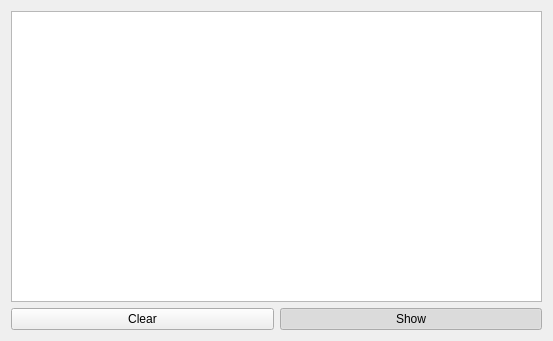
First picture: the form in QT/myo-drone/gui/CommandDebugWindow.ui, repository ADCSP/DrohnenSteuerung, before the edit.
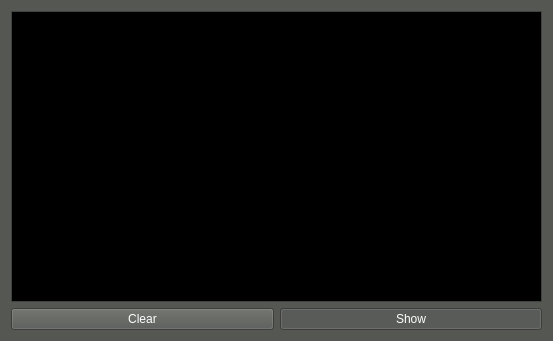
Second picture: the form after the edit.

Patch:
```diff
--- a/QT/myo-drone/gui/CommandDebugWindow.ui
+++ b/QT/myo-drone/gui/CommandDebugWindow.ui
@@ -10,6 +10,421 @@
     <height>341</height>
    </rect>
   </property>
+  <property name="palette">
+   <palette>
+    <active>
+     <colorrole role="WindowText">
+      <brush brushstyle="SolidPattern">
+       <color alpha="255">
+        <red>255</red>
+        <green>255</green>
+        <blue>255</blue>
+       </color>
+      </brush>
+     </colorrole>
+     <colorrole role="Button">
+      <brush brushstyle="SolidPattern">
+       <color alpha="255">
+        <red>85</red>
+        <green>87</green>
+        <blue>83</blue>
+       </color>
+      </brush>
+     </colorrole>
+     <colorrole role="Light">
+      <brush brushstyle="SolidPattern">
+       <color alpha="255">
+        <red>127</red>
+        <green>131</green>
+        <blue>124</blue>
+       </color>
+      </brush>
+     </colorrole>
+     <colorrole role="Midlight">
+      <brush brushstyle="SolidPattern">
+       <color alpha="255">
+        <red>106</red>
+        <green>109</green>
+        <blue>103</blue>
+       </color>
+      </brush>
+     </colorrole>
+     <colorrole role="Dark">
+      <brush brushstyle="SolidPattern">
+       <color alpha="255">
+        <red>42</red>
+        <green>43</green>
+        <blue>41</blue>
+       </color>
+      </brush>
+     </colorrole>
+     <colorrole role="Mid">
+      <brush brushstyle="SolidPattern">
+       <color alpha="255">
+        <red>56</red>
+        <green>58</green>
+        <blue>55</blue>
+       </color>
+      </brush>
+     </colorrole>
+     <colorrole role="Text">
+      <brush brushstyle="SolidPattern">
+       <color alpha="255">
+        <red>255</red>
+        <green>255</green>
+        <blue>255</blue>
+       </color>
+      </brush>
+     </colorrole>
+     <colorrole role="BrightText">
+      <brush brushstyle="SolidPattern">
+       <color alpha="255">
+        <red>255</red>
+        <green>255</green>
+        <blue>255</blue>
+       </color>
+      </brush>
+     </colorrole>
+     <colorrole role="ButtonText">
+      <brush brushstyle="SolidPattern">
+       <color alpha="255">
+        <red>255</red>
+        <green>255</green>
+        <blue>255</blue>
+       </color>
+      </brush>
+     </colorrole>
+     <colorrole role="Base">
+      <brush brushstyle="SolidPattern">
+       <color alpha="255">
+        <red>0</red>
+        <green>0</green>
+        <blue>0</blue>
+       </color>
+      </brush>
+     </colorrole>
+     <colorrole role="Window">
+      <brush brushstyle="SolidPattern">
+       <color alpha="255">
+        <red>85</red>
+        <green>87</green>
+        <blue>83</blue>
+       </color>
+      </brush>
+     </colorrole>
+     <colorrole role="Shadow">
+      <brush brushstyle="SolidPattern">
+       <color alpha="255">
+        <red>0</red>
+        <green>0</green>
+        <blue>0</blue>
+       </color>
+      </brush>
+     </colorrole>
+     <colorrole role="AlternateBase">
+      <brush brushstyle="SolidPattern">
+       <color alpha="255">
+        <red>42</red>
+        <green>43</green>
+        <blue>41</blue>
+       </color>
+      </brush>
+     </colorrole>
+     <colorrole role="ToolTipBase">
+      <brush brushstyle="SolidPattern">
+       <color alpha="255">
+        <red>255</red>
+        <green>255</green>
+        <blue>220</blue>
+       </color>
+      </brush>
+     </colorrole>
+     <colorrole role="ToolTipText">
+      <brush brushstyle="SolidPattern">
+       <color alpha="255">
+        <red>0</red>
+        <green>0</green>
+        <blue>0</blue>
+       </color>
+      </brush>
+     </colorrole>
+    </active>
+    <inactive>
+     <colorrole role="WindowText">
+      <brush brushstyle="SolidPattern">
+       <color alpha="255">
+        <red>255</red>
+        <green>255</green>
+        <blue>255</blue>
+       </color>
+      </brush>
+     </colorrole>
+     <colorrole role="Button">
+      <brush brushstyle="SolidPattern">
+       <color alpha="255">
+        <red>85</red>
+        <green>87</green>
+        <blue>83</blue>
+       </color>
+      </brush>
+     </colorrole>
+     <colorrole role="Light">
+      <brush brushstyle="SolidPattern">
+       <color alpha="255">
+        <red>127</red>
+        <green>131</green>
+        <blue>124</blue>
+       </color>
+      </brush>
+     </colorrole>
+     <colorrole role="Midlight">
+      <brush brushstyle="SolidPattern">
+       <color alpha="255">
+        <red>106</red>
+        <green>109</green>
+        <blue>103</blue>
+       </color>
+      </brush>
+     </colorrole>
+     <colorrole role="Dark">
+      <brush brushstyle="SolidPattern">
+       <color alpha="255">
+        <red>42</red>
+        <green>43</green>
+        <blue>41</blue>
+       </color>
+      </brush>
+     </colorrole>
+     <colorrole role="Mid">
+      <brush brushstyle="SolidPattern">
+       <color alpha="255">
+        <red>56</red>
+        <green>58</green>
+        <blue>55</blue>
+       </color>
+      </brush>
+     </colorrole>
+     <colorrole role="Text">
+      <brush brushstyle="SolidPattern">
+       <color alpha="255">
+        <red>255</red>
+        <green>255</green>
+        <blue>255</blue>
+       </color>
+      </brush>
+     </colorrole>
+     <colorrole role="BrightText">
+      <brush brushstyle="SolidPattern">
+       <color alpha="255">
+        <red>255</red>
+        <green>255</green>
+        <blue>255</blue>
+       </color>
+      </brush>
+     </colorrole>
+     <colorrole role="ButtonText">
+      <brush brushstyle="SolidPattern">
+       <color alpha="255">
+        <red>255</red>
+        <green>255</green>
+        <blue>255</blue>
+       </color>
+      </brush>
+     </colorrole>
+     <colorrole role="Base">
+      <brush brushstyle="SolidPattern">
+       <color alpha="255">
+        <red>0</red>
+        <green>0</green>
+        <blue>0</blue>
+       </color>
+      </brush>
+     </colorrole>
+     <colorrole role="Window">
+      <brush brushstyle="SolidPattern">
+       <color alpha="255">
+        <red>85</red>
+        <green>87</green>
+        <blue>83</blue>
+       </color>
+      </brush>
+     </colorrole>
+     <colorrole role="Shadow">
+      <brush brushstyle="SolidPattern">
+       <color alpha="255">
+        <red>0</red>
+        <green>0</green>
+        <blue>0</blue>
+       </color>
+      </brush>
+     </colorrole>
+     <colorrole role="AlternateBase">
+      <brush brushstyle="SolidPattern">
+       <color alpha="255">
+        <red>42</red>
+        <green>43</green>
+        <blue>41</blue>
+       </color>
+      </brush>
+     </colorrole>
+     <colorrole role="ToolTipBase">
+      <brush brushstyle="SolidPattern">
+       <color alpha="255">
+        <red>255</red>
+        <green>255</green>
+        <blue>220</blue>
+       </color>
+      </brush>
+     </colorrole>
+     <colorrole role="ToolTipText">
+      <brush brushstyle="SolidPattern">
+       <color alpha="255">
+        <red>0</red>
+        <green>0</green>
+        <blue>0</blue>
+       </color>
+      </brush>
+     </colorrole>
+    </inactive>
+    <disabled>
+     <colorrole role="WindowText">
+      <brush brushstyle="SolidPattern">
+       <color alpha="255">
+        <red>42</red>
+        <green>43</green>
+        <blue>41</blue>
+       </color>
+      </brush>
+     </colorrole>
+     <colorrole role="Button">
+      <brush brushstyle="SolidPattern">
+       <color alpha="255">
+        <red>85</red>
+        <green>87</green>
+        <blue>83</blue>
+       </color>
+      </brush>
+     </colorrole>
+     <colorrole role="Light">
+      <brush brushstyle="SolidPattern">
+       <color alpha="255">
+        <red>127</red>
+        <green>131</green>
+        <blue>124</blue>
+       </color>
+      </brush>
+     </colorrole>
+     <colorrole role="Midlight">
+      <brush brushstyle="SolidPattern">
+       <color alpha="255">
+        <red>106</red>
+        <green>109</green>
+        <blue>103</blue>
+       </color>
+      </brush>
+     </colorrole>
+     <colorrole role="Dark">
+      <brush brushstyle="SolidPattern">
+       <color alpha="255">
+        <red>42</red>
+        <green>43</green>
+        <blue>41</blue>
+       </color>
+      </brush>
+     </colorrole>
+     <colorrole role="Mid">
+      <brush brushstyle="SolidPattern">
+       <color alpha="255">
+        <red>56</red>
+        <green>58</green>
+        <blue>55</blue>
+       </color>
+      </brush>
+     </colorrole>
+     <colorrole role="Text">
+      <brush brushstyle="SolidPattern">
+       <color alpha="255">
+        <red>42</red>
+        <green>43</green>
+        <blue>41</blue>
+       </color>
+      </brush>
+     </colorrole>
+     <colorrole role="BrightText">
+      <brush brushstyle="SolidPattern">
+       <color alpha="255">
+        <red>255</red>
+        <green>255</green>
+        <blue>255</blue>
+       </color>
+      </brush>
+     </colorrole>
+     <colorrole role="ButtonText">
+      <brush brushstyle="SolidPattern">
+       <color alpha="255">
+        <red>42</red>
+        <green>43</green>
+        <blue>41</blue>
+       </color>
+      </brush>
+     </colorrole>
+     <colorrole role="Base">
+      <brush brushstyle="SolidPattern">
+       <color alpha="255">
+        <red>85</red>
+        <green>87</green>
+        <blue>83</blue>
+       </color>
+      </brush>
+     </colorrole>
+     <colorrole role="Window">
+      <brush brushstyle="SolidPattern">
+       <color alpha="255">
+        <red>85</red>
+        <green>87</green>
+        <blue>83</blue>
+       </color>
+      </brush>
+     </colorrole>
+     <colorrole role="Shadow">
+      <brush brushstyle="SolidPattern">
+       <color alpha="255">
+        <red>0</red>
+        <green>0</green>
+        <blue>0</blue>
+       </color>
+      </brush>
+     </colorrole>
+     <colorrole role="AlternateBase">
+      <brush brushstyle="SolidPattern">
+       <color alpha="255">
+        <red>85</red>
+        <green>87</green>
+        <blue>83</blue>
+       </color>
+      </brush>
+     </colorrole>
+     <colorrole role="ToolTipBase">
+      <brush brushstyle="SolidPattern">
+       <color alpha="255">
+        <red>255</red>
+        <green>255</green>
+        <blue>220</blue>
+       </color>
+      </brush>
+     </colorrole>
+     <colorrole role="ToolTipText">
+      <brush brushstyle="SolidPattern">
+       <color alpha="255">
+        <red>0</red>
+        <green>0</green>
+        <blue>0</blue>
+       </color>
+      </brush>
+     </colorrole>
+    </disabled>
+   </palette>
+  </property>
   <property name="windowTitle">
    <string>AT*Commands</string>
   </property>
```
